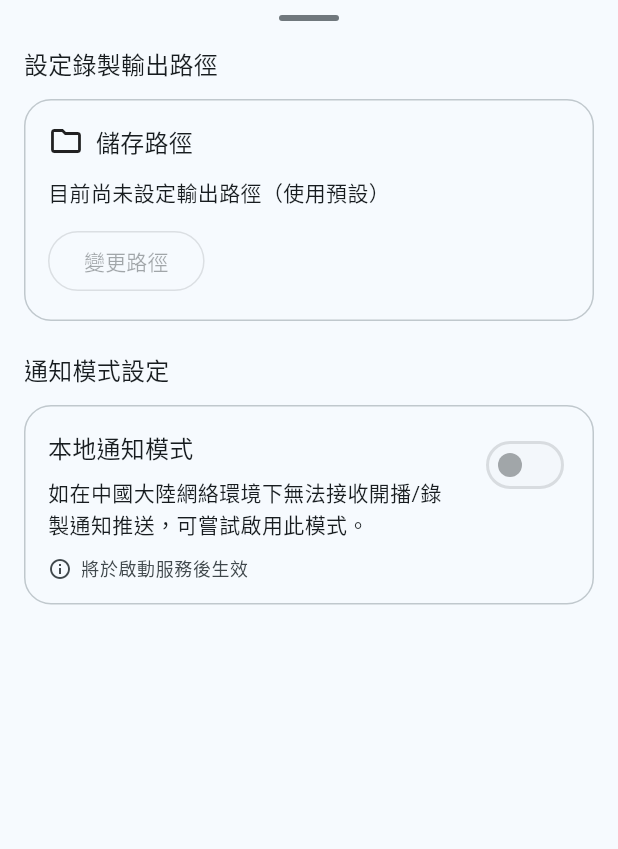
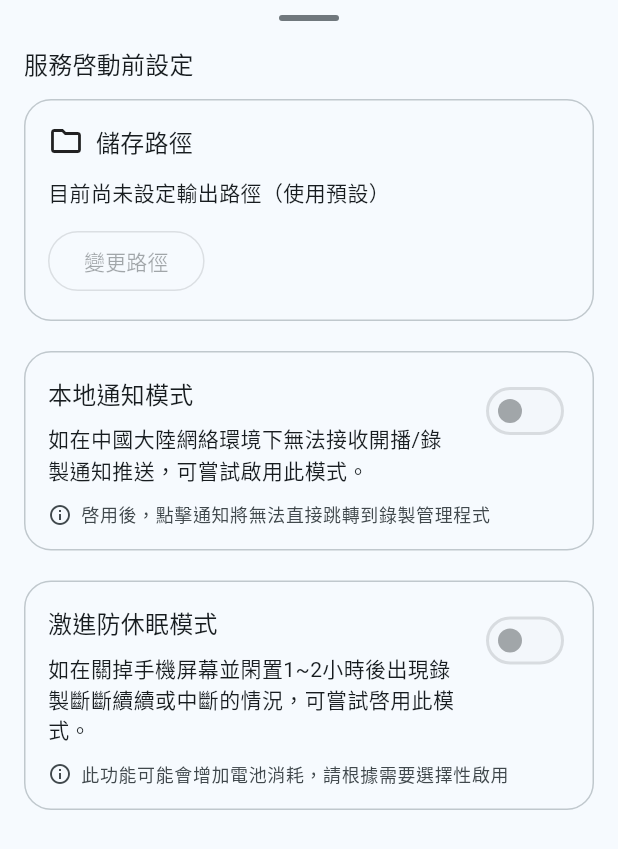
Before and after one commit to bilirec/bilirec-mobile, a Flutter app: the SettingsDrawerSheet widget shown alone on an empty page, opened directly with empty values, on a phone screen of 412 x 824 dp. Shown: the top 849 px of the screen. Run offline on Flutter 3.47's test engine with Material 3 defaults, Android fonts, the light colour scheme and no system bars; our stand-ins replace file_picker, flutter_local_notifications, shared_preferences; missing offline and left inert: android_intent_plus, dart:ffi, flutter_foreground_task; accounts and stored records are empty.

Commit message:
refactor: setting drawer sheet and add anti sleep setting

```diff
--- a/lib/app/home_page.dart
+++ b/lib/app/home_page.dart
@@ -2,17 +2,16 @@ import 'dart:async';
 import 'dart:io';
 
 import 'package:bilirec/app/widgets/home_page_language_menu.dart';
-import 'package:bilirec/app/widgets/settings_card.dart';
 import 'package:bilirec/app/widgets/service_action_section.dart';
 import 'package:bilirec/app/widgets/service_power_button_area.dart';
 import 'package:bilirec/app/widgets/service_status_row.dart';
+import 'package:bilirec/app/widgets/settings_card.dart';
 import 'package:bilirec/foreground/bilirec_task_handler.dart';
 import 'package:bilirec/l10n/app_localizations.dart';
 import 'package:bilirec/shared/app_toast.dart';
 import 'package:bilirec/shared/browser_launcher.dart';
 import 'package:bilirec/shared/debugger.dart';
 import 'package:bilirec/shared/preferences.dart';
-import 'package:file_picker/file_picker.dart';
 import 'package:flutter/material.dart';
 import 'package:flutter_foreground_task/flutter_foreground_task.dart';
 
@@ -48,10 +47,8 @@ class _BilirecHomePageState extends State<BilirecHomePage>
   bool _isIgnoringBatteryOptimizations = false;
   bool _loading = true;
   bool _batteryDialogVisible = false;
-  bool _useSsePush = false;
   String _statusKey = 'initializing';
   Map<String, String> _statusParams = const {};
-  final TextEditingController _outputDirController = TextEditingController();
 
   AppLocalizations get l10n => AppLocalizations.of(context);
 
@@ -152,7 +149,6 @@ class _BilirecHomePageState extends State<BilirecHomePage>
   void dispose() {
     WidgetsBinding.instance.removeObserver(this);
     FlutterForegroundTask.removeTaskDataCallback(_onTaskData);
-    _outputDirController.dispose();
     super.dispose();
   }
 
@@ -193,8 +189,6 @@ class _BilirecHomePageState extends State<BilirecHomePage>
 
   Future<void> _bootstrap() async {
     final expectedRunning = await Preferences.getExpectedRunning();
-    _outputDirController.text = await Preferences.getOutputDir() ?? '';
-    _useSsePush = await Preferences.getEnableSsePush();
     final running = await _isServiceCoreRunning();
     final ignoringOptimization = Platform.isAndroid
         ? await FlutterForegroundTask.isIgnoringBatteryOptimizations
@@ -307,34 +301,6 @@ class _BilirecHomePageState extends State<BilirecHomePage>
     }
   }
 
-  Future<String?> _browseBasePath() async {
-    final currentDir = _outputDirController.text.trim();
-    final initialDir = currentDir.isNotEmpty ? currentDir : null;
-
-    final selected = await FilePicker.platform.getDirectoryPath(
-      dialogTitle: l10n.tr('selectOutputPath'),
-      initialDirectory: initialDir,
-    );
-
-    if (selected == null || !mounted) return null;
-
-    setState(() {
-      _outputDirController.text = selected;
-    });
-
-    await Preferences.setOutputDir(selected);
-    if (!mounted) return null;
-    return selected;
-  }
-
-  Future<void> _setSsePushEnabled(bool enabled) async {
-    await Preferences.setEnableSsePush(enabled);
-    if (!mounted) return;
-    setState(() {
-      _useSsePush = enabled;
-    });
-  }
-
   Future<void> _openSettingsSheet() async {
     if (!_isIgnoringBatteryOptimizations) {
       debugLog('跳過設定頁面，因為尚未獲得電池優化豁免');
@@ -361,12 +327,8 @@ class _BilirecHomePageState extends State<BilirecHomePage>
                 child: SizedBox(
                   height: mediaQuery.size.height - topInset,
                   child: SettingsDrawerSheet(
-                    outputPath: _outputDirController.text,
-                    useSsePush: _useSsePush,
                     controlsEnabled:
                         !(_isOperationInFlight || _isServiceRunning),
-                    onBrowse: _browseBasePath,
-                    onSsePushChanged: _setSsePushEnabled,
                     onClose: () => Navigator.of(sheetContext).pop(),
                   ),
                 ),
--- a/lib/app/widgets/settings_card.dart
+++ b/lib/app/widgets/settings_card.dart
@@ -1,4 +1,6 @@
 import 'package:bilirec/l10n/app_localizations.dart';
+import 'package:bilirec/shared/preferences.dart';
+import 'package:file_picker/file_picker.dart';
 import 'package:flutter/material.dart';
 
 class SettingsCard extends StatelessWidget {
@@ -33,20 +35,12 @@ class SettingsCard extends StatelessWidget {
 
 class SettingsDrawerSheet extends StatefulWidget {
   const SettingsDrawerSheet({
-    required this.outputPath,
-    required this.useSsePush,
     required this.controlsEnabled,
-    required this.onBrowse,
-    required this.onSsePushChanged,
     required this.onClose,
     super.key,
   });
 
-  final String outputPath;
-  final bool useSsePush;
   final bool controlsEnabled;
-  final Future<String?> Function() onBrowse;
-  final Future<void> Function(bool) onSsePushChanged;
   final VoidCallback onClose;
 
   @override
@@ -54,46 +48,76 @@ class SettingsDrawerSheet extends StatefulWidget {
 }
 
 class _SettingsDrawerSheetState extends State<SettingsDrawerSheet> {
-  late String _outputPath;
-  late bool _useSsePush;
+  bool _useSsePush = false;
+  bool _useAntiSleep = false;
+
+  final TextEditingController _outputDirController = TextEditingController();
+
+  AppLocalizations get l10n => AppLocalizations.of(context);
 
   @override
   void initState() {
     super.initState();
-    _outputPath = widget.outputPath;
-    _useSsePush = widget.useSsePush;
+    _bootstrap();
+  }
+
+  Future<void> _bootstrap() async {
+    final outputPath = await Preferences.getOutputDir() ?? '';
+    final useSsePush = await Preferences.getEnableSsePush();
+    final useAntiSleep = await Preferences.getEnableAntiSleep();
+    if (!mounted) return;
+    _outputDirController.text = outputPath;
+    setState(() {
+      _useSsePush = useSsePush;
+      _useAntiSleep = useAntiSleep;
+    });
   }
 
   @override
-  void didUpdateWidget(covariant SettingsDrawerSheet oldWidget) {
-    super.didUpdateWidget(oldWidget);
-    if (oldWidget.outputPath != widget.outputPath) {
-      _outputPath = widget.outputPath;
-    }
-    if (oldWidget.useSsePush != widget.useSsePush) {
-      _useSsePush = widget.useSsePush;
-    }
+  void dispose() {
+    _outputDirController.dispose();
+    super.dispose();
   }
 
-  Future<void> _handleBrowse() async {
-    final selected = await widget.onBrowse();
-    if (!mounted || selected == null) return;
+  Future<String?> _browseBasePath() async {
+    final currentDir = _outputDirController.text.trim();
+    final initialDir = currentDir.isNotEmpty ? currentDir : null;
+
+    final selected = await FilePicker.platform.getDirectoryPath(
+      dialogTitle: l10n.tr('selectOutputPath'),
+      initialDirectory: initialDir,
+    );
+
+    if (selected == null || !mounted) return null;
+
     setState(() {
-      _outputPath = selected;
+      _outputDirController.text = selected;
+    });
+
+    await Preferences.setOutputDir(selected);
+    if (!mounted) return null;
+    return selected;
+  }
+
+  Future<void> _setSsePushEnabled(bool enabled) async {
+    await Preferences.setEnableSsePush(enabled);
+    if (!mounted) return;
+    setState(() {
+      _useSsePush = enabled;
     });
   }
 
-  Future<void> _handleSsePushChanged(bool value) async {
+  Future<void> _setAntiSleepEnabled(bool enabled) async {
+    await Preferences.setEnableAntiSleep(enabled);
+    if (!mounted) return;
     setState(() {
-      _useSsePush = value;
+      _useAntiSleep = enabled;
     });
-    await widget.onSsePushChanged(value);
   }
 
   @override
   Widget build(BuildContext context) {
-    final l10n = AppLocalizations.of(context);
-    final trimmedOutputPath = _outputPath.trim();
+    final trimmedOutputPath = _outputDirController.text.trim();
     final outputPathText = trimmedOutputPath.isEmpty
         ? l10n.tr('outputPathUnset')
         : trimmedOutputPath;
@@ -123,7 +147,7 @@ class _SettingsDrawerSheetState extends State<SettingsDrawerSheet> {
                 crossAxisAlignment: CrossAxisAlignment.stretch,
                 children: [
                   Text(
-                    l10n.tr('setOutputPathTitle'),
+                    l10n.tr('serviceStartupSettingsTitle'),
                     style: theme.textTheme.titleMedium,
                   ),
                   const SizedBox(height: 12),
@@ -157,7 +181,7 @@ class _SettingsDrawerSheetState extends State<SettingsDrawerSheet> {
                           const SizedBox(height: 12),
                           OutlinedButton(
                             onPressed:
-                                widget.controlsEnabled ? _handleBrowse : null,
+                                widget.controlsEnabled ? _browseBasePath : null,
                             child: Text(l10n.tr('changePath')),
                           ),
                         ],
@@ -165,11 +189,6 @@ class _SettingsDrawerSheetState extends State<SettingsDrawerSheet> {
                     ),
                   ),
                   const SizedBox(height: 20),
-                  Text(
-                    l10n.tr('notificationModeTitle'),
-                    style: theme.textTheme.titleMedium,
-                  ),
-                  const SizedBox(height: 12),
                   DecoratedBox(
                     decoration: BoxDecoration(
                       border: Border.all(color: colorScheme.outlineVariant),
@@ -203,7 +222,7 @@ class _SettingsDrawerSheetState extends State<SettingsDrawerSheet> {
                               Switch.adaptive(
                                 value: _useSsePush,
                                 onChanged: widget.controlsEnabled
-                                    ? _handleSsePushChanged
+                                    ? _setSsePushEnabled
                                     : null,
                               ),
                             ],
@@ -220,9 +239,70 @@ class _SettingsDrawerSheetState extends State<SettingsDrawerSheet> {
                               const SizedBox(width: 6),
                               Expanded(
                                 child: Text(
-                                  _useSsePush
-                                      ? l10n.tr('ssePushEnabledHint')
-                                      : l10n.tr('ssePushDisabledHint'),
+                                  l10n.tr('ssePushHint'),
+                                  style: theme.textTheme.bodySmall?.copyWith(
+                                    color: colorScheme.onSurfaceVariant,
+                                  ),
+                                ),
+                              ),
+                            ],
+                          ),
+                        ],
+                      ),
+                    ),
+                  ),
+                  const SizedBox(height: 20),
+                  DecoratedBox(
+                    decoration: BoxDecoration(
+                      border: Border.all(color: colorScheme.outlineVariant),
+                      borderRadius: BorderRadius.circular(18),
+                    ),
+                    child: Padding(
+                      padding: const EdgeInsets.all(16),
+                      child: Column(
+                        crossAxisAlignment: CrossAxisAlignment.start,
+                        children: [
+                          Row(
+                            crossAxisAlignment: CrossAxisAlignment.start,
+                            children: [
+                              Expanded(
+                                child: Column(
+                                  crossAxisAlignment: CrossAxisAlignment.start,
+                                  children: [
+                                    Text(
+                                      l10n.tr('antiSleepTitle'),
+                                      style: theme.textTheme.titleMedium,
+                                    ),
+                                    const SizedBox(height: 8),
+                                    Text(
+                                      l10n.tr('antiSleepDescription'),
+                                      style: theme.textTheme.bodyMedium,
+                                    ),
+                                  ],
+                                ),
+                              ),
+                              const SizedBox(width: 12),
+                              Switch.adaptive(
+                                value: _useAntiSleep,
+                                onChanged: widget.controlsEnabled
+                                    ? _setAntiSleepEnabled
+                                    : null,
+                              ),
+                            ],
+                          ),
+                          const SizedBox(height: 12),
+                          Row(
+                            crossAxisAlignment: CrossAxisAlignment.start,
+                            children: [
+                              Icon(
+                                Icons.info_outline,
+                                size: 16,
+                                color: colorScheme.onSurfaceVariant,
+                              ),
+                              const SizedBox(width: 6),
+                              Expanded(
+                                child: Text(
+                                  l10n.tr('antiSleepHint'),
                                   style: theme.textTheme.bodySmall?.copyWith(
                                     color: colorScheme.onSurfaceVariant,
                                   ),
--- a/lib/l10n/app_localizations.dart
+++ b/lib/l10n/app_localizations.dart
@@ -109,8 +109,8 @@ class AppLocalizations {
       'start': '啟動',
       'openFrontend': '打開錄製管理程式',
       'checkBackendConnection': '檢查系統服務連線',
-      'settings': '打開服務啓動設定',
-      'serviceStartupSettingsTitle': '服務啓動設定',
+      'settings': '打開服務啓動前設定',
+      'serviceStartupSettingsTitle': '服務啓動前設定',
       'storagePathTitle': '儲存路徑',
       'changePath': '變更路徑',
       'setOutputPathTitle': '設定錄製輸出路徑',
@@ -120,8 +120,10 @@ class AppLocalizations {
       'notificationModeTitle': '通知模式設定',
       'ssePushSwitchTitle': '本地通知模式',
       'ssePushDescription': '如在中國大陸網絡環境下無法接收開播/錄製通知推送，可嘗試啟用此模式。',
-      'ssePushEnabledHint': '將於啟動服務後生效',
-      'ssePushDisabledHint': '將於啟動服務後生效',
+      'ssePushHint': '啓用後，點擊通知將無法直接跳轉到錄製管理程式',
+      'antiSleepTitle': '激進防休眠模式',
+      'antiSleepDescription': '如在關掉手機屏幕並閑置1~2小時後出現錄製斷斷續續或中斷的情況，可嘗試啓用此模式。',
+      'antiSleepHint': '此功能可能會增加電池消耗，請根據需要選擇性啟用',
       'notificationTitleRunning': 'Bilirec 系統服務運行中',
       'notificationTextRunning': '打開錄製應用程式即可開始錄製',
       'notificationButtonStop': '停止服務',
@@ -178,8 +180,8 @@ class AppLocalizations {
       'start': '启动',
       'openFrontend': '打开录制管理程序',
       'checkBackendConnection': '检查系统服务连接',
-      'settings': '打开服务启动设置',
-      'serviceStartupSettingsTitle': '服务启动设置',
+      'settings': '打开服务启动前设置',
+      'serviceStartupSettingsTitle': '服务启动前设置',
       'storagePathTitle': '保存路径',
       'changePath': '更改路径',
       'setOutputPathTitle': '设置录制输出路径',
@@ -189,8 +191,10 @@ class AppLocalizations {
       'notificationModeTitle': '通知模式設定',
       'ssePushSwitchTitle': '本地通知模式',
       'ssePushDescription': '如在中国大陆网络环境下无法接收开播/录制通知推送，可尝试启用此模式。',
-      'ssePushEnabledHint': '将于启动服务后生效',
-      'ssePushDisabledHint': '将于启动服务后生效',
+      'ssePushHint': '启用后，点击通知将无法直接跳转到录制管理程序',
+      'antiSleepTitle': '激进防休眠模式',
+      'antiSleepDescription': '如在关掉手机屏幕并闲置1~2小时后出现录制断断续续或中断的情况，可尝试启用此模式。',
+      'antiSleepHint': '此功能可能会增加电池消耗，请根据需要选择性启用',
       'notificationTitleRunning': 'Bilirec 系统服务运行中',
       'notificationTextRunning': '打开录制应用程序即可开始录制',
       'notificationButtonStop': '停止服务',
--- a/lib/shared/preferences.dart
+++ b/lib/shared/preferences.dart
@@ -8,6 +8,7 @@ const String _outputDirKey = 'output_dir';
 const String _stoppedByUserKey = 'stopped_by_user';
 const String _localeCodeKey = 'locale_code';
 const String _enableSsePushKey = 'enable_sse_push';
+const String _enableAntiSleepKey = 'enable_antisleep';
 
 const String coreRunningKey = 'core_running';
 
@@ -73,4 +74,14 @@ sealed class Preferences {
     return await prefs.getBool(_enableSsePushKey) ?? false;
   }
 
+  static Future<void> setEnableAntiSleep(bool value) async {
+    final prefs = _prefs;
+    await prefs.setBool(_enableAntiSleepKey, value);
+  }
+
+  static Future<bool> getEnableAntiSleep() async {
+    final prefs = _prefs;
+    return await prefs.getBool(_enableAntiSleepKey) ?? false;
+  }
+
 }
```
